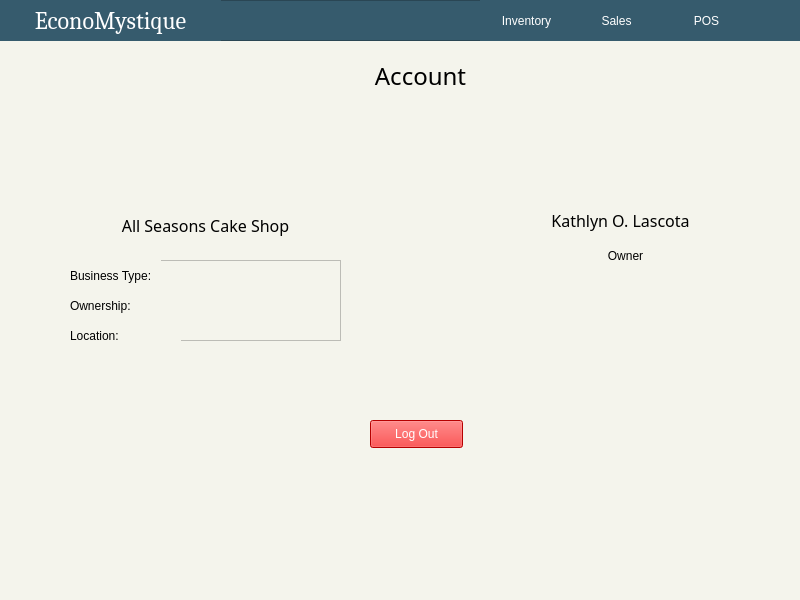
Old version of the form account.ui in the repository ongchangco/Economystique2.
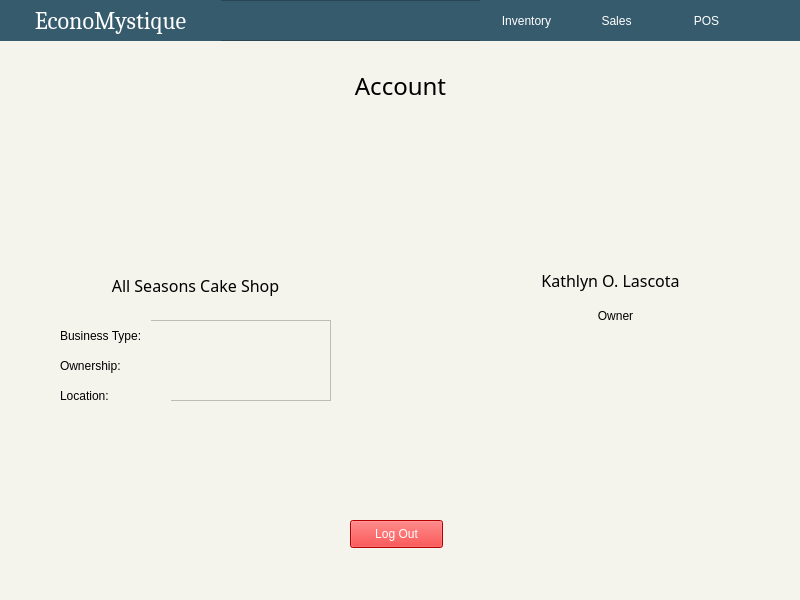
New version of the form. Icons and pictures are not drawn.

Patch:
```diff
--- a/account.ui
+++ b/account.ui
@@ -26,8 +26,8 @@
   <widget class="QLabel" name="lblRole">
    <property name="geometry">
     <rect>
-     <x>520</x>
-     <y>240</y>
+     <x>510</x>
+     <y>300</y>
      <width>211</width>
      <height>31</height>
     </rect>
@@ -48,8 +48,8 @@
   <widget class="QLabel" name="lblUserName">
    <property name="geometry">
     <rect>
-     <x>470</x>
-     <y>200</y>
+     <x>460</x>
+     <y>260</y>
      <width>301</width>
      <height>41</height>
     </rect>
@@ -70,8 +70,8 @@
   <widget class="QPushButton" name="btnLogOut">
    <property name="geometry">
     <rect>
-     <x>370</x>
-     <y>420</y>
+     <x>350</x>
+     <y>520</y>
      <width>93</width>
      <height>28</height>
     </rect>
@@ -97,8 +97,8 @@
   <widget class="QFrame" name="frame_2">
    <property name="geometry">
     <rect>
-     <x>70</x>
-     <y>260</y>
+     <x>60</x>
+     <y>320</y>
      <width>271</width>
      <height>81</height>
     </rect>
@@ -179,8 +179,8 @@
   <widget class="QLabel" name="lblBusinessName_2">
    <property name="geometry">
     <rect>
-     <x>310</x>
-     <y>60</y>
+     <x>290</x>
+     <y>70</y>
      <width>221</width>
      <height>31</height>
     </rect>
@@ -395,8 +395,8 @@
   <widget class="QLabel" name="imgProfile">
    <property name="geometry">
     <rect>
-     <x>580</x>
-     <y>100</y>
+     <x>570</x>
+     <y>160</y>
      <width>101</width>
      <height>91</height>
     </rect>
@@ -414,8 +414,8 @@
   <widget class="QLabel" name="imgBusinessLogo">
    <property name="geometry">
     <rect>
-     <x>140</x>
-     <y>100</y>
+     <x>130</x>
+     <y>160</y>
      <width>101</width>
      <height>101</height>
     </rect>
@@ -433,8 +433,8 @@
   <widget class="QLabel" name="lblBusinessName">
    <property name="geometry">
     <rect>
-     <x>60</x>
-     <y>210</y>
+     <x>50</x>
+     <y>270</y>
      <width>291</width>
      <height>31</height>
     </rect>
```
